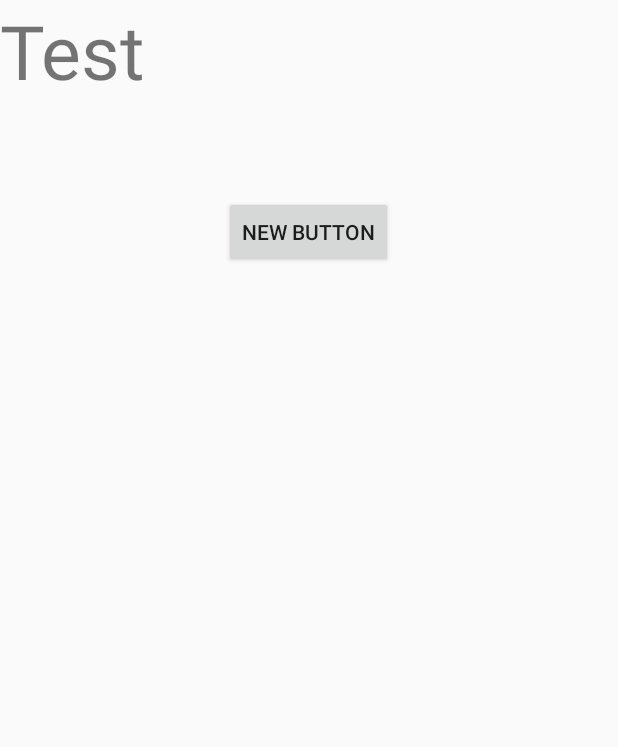
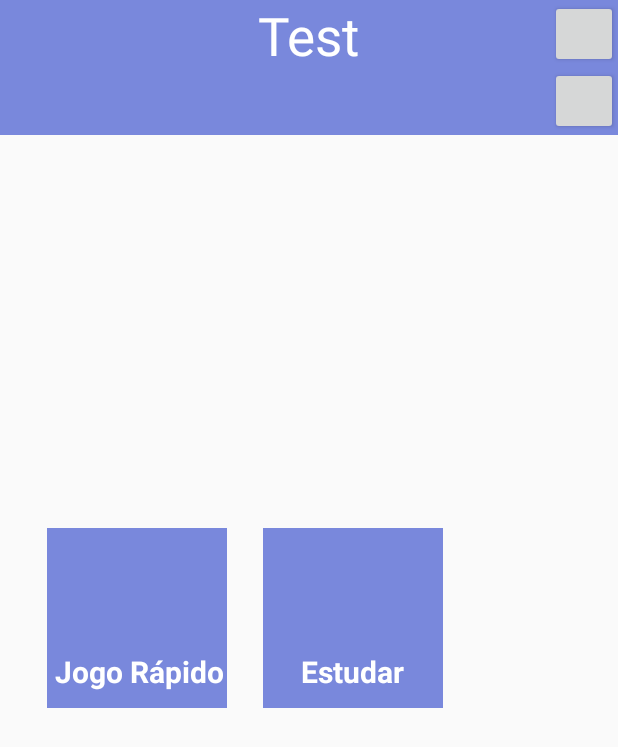
Before and after one commit to AndreArrebola/TeacherFox, an Android app: the screen it shows after launch (MainActivity), after a tap on an icon or button, on a phone screen of 412 x 824 dp. Shown: the top 747 px of the screen. Run offline under Robolectric (Android 15) with nearby library versions, the phone set to English and light mode, and no system bars.

Commit message:
Iniciando Menu

```diff
--- a/TeacherFox/app/src/main/res/layout/mainmenu.xml
+++ b/TeacherFox/app/src/main/res/layout/mainmenu.xml
@@ -1,22 +1,89 @@
 <?xml version="1.0" encoding="utf-8"?>
 <RelativeLayout xmlns:android="http://schemas.android.com/apk/res/android"
     android:layout_width="match_parent" android:layout_height="match_parent">
-<TextView
-    android:layout_width="wrap_content"
-    android:layout_height="wrap_content"
-    android:text="Test"
-    android:textSize="50sp"
-    android:id="@+id/textView">
+<LinearLayout
+    android:layout_width="match_parent"
+    android:layout_height="90dp"
+    android:background="@color/colorPrimary"
+    android:layout_gravity="right"
+    >
+<RelativeLayout
+    android:layout_width="match_parent"
+    android:layout_height="match_parent"
+
+    >
+
+    <TextView
+        android:layout_width="wrap_content"
+        android:layout_height="wrap_content"
+        android:text="Test"
+        android:textSize="35sp"
+        android:id="@+id/avtrname"
+        android:textColor="#FFFFFF"
+        android:layout_alignParentTop="true"
+        android:layout_centerHorizontal="true">
 
 
-</TextView>
+    </TextView>
 
     <Button
-        android:layout_width="wrap_content"
+        android:layout_width="45dp"
+        android:layout_height="45dp"
+        android:layout_alignParentTop="true"
+        android:layout_alignParentRight="true"
+        android:layout_alignParentEnd="true" />
+    <Button
+        android:layout_width="45dp"
+        android:layout_height="45dp"
+        android:layout_alignParentBottom="true"
+        android:layout_alignParentRight="true"
+        android:layout_alignParentEnd="true" />
+</RelativeLayout>
+
+</LinearLayout>
+<LinearLayout
+    android:layout_width="120dp"
+    android:layout_height="120dp"
+    android:background="@color/colorPrimary"
+    android:layout_centerVertical="true"
+    android:layout_alignParentLeft="true"
+    android:layout_alignParentStart="true"
+    android:layout_marginLeft="31dp"
+    android:layout_marginStart="31dp"
+    android:id="@+id/btn_jogorapido">
+
+    <TextView
+        android:layout_width="match_parent"
+        android:text="@string/jogorapido"
         android:layout_height="wrap_content"
-        android:text="New Button"
-        android:id="@+id/button"
-        android:layout_below="@+id/textView"
-        android:layout_centerHorizontal="true"
-        android:layout_marginTop="63dp" />
+        android:textSize="20sp"
+        android:textStyle="bold"
+        android:textColor="#FFFFFF"
+        android:layout_gravity="bottom|center"
+        android:layout_marginLeft="5dp"
+        android:layout_marginBottom="5dp"
+        />
+</LinearLayout>
+    <LinearLayout
+        android:layout_width="120dp"
+        android:layout_height="120dp"
+        android:background="@color/colorPrimary"
+        android:layout_marginLeft="24dp"
+        android:layout_marginStart="24dp"
+        android:id="@+id/btn_modoestudo"
+        android:layout_alignTop="@+id/btn_jogorapido"
+        android:layout_toRightOf="@+id/btn_jogorapido"
+        android:layout_toEndOf="@+id/btn_jogorapido">
+        <TextView
+            android:layout_width="match_parent"
+            android:text="@string/estudar"
+            android:layout_height="wrap_content"
+            android:textSize="20sp"
+            android:textStyle="bold"
+            android:textColor="#FFFFFF"
+            android:layout_gravity="bottom|center"
+            android:layout_marginLeft="25dp"
+            android:layout_marginBottom="5dp" />
+
+    </LinearLayout>
 </RelativeLayout>
--- a/TeacherFox/app/src/main/res/values/strings.xml
+++ b/TeacherFox/app/src/main/res/values/strings.xml
@@ -1,4 +1,6 @@
 <resources>
     <string name="app_name">Teacher Fox</string>
     <string name="welcome">Bem vindo \n ao \n Teacher Fox!</string>
+    <string name="jogorapido">Jogo Rápido</string>
+    <string name="estudar">Estudar</string>
 </resources>
```
